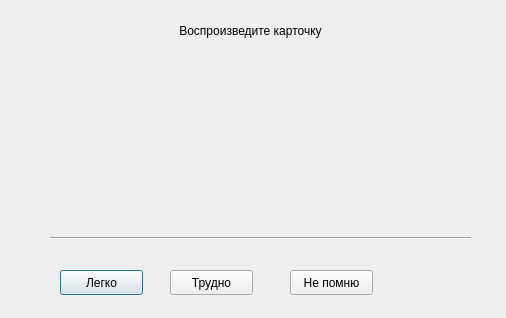
Old version of the form src/ui/qt/learn/repeat_window.ui in the repository RullDeef/kanki.
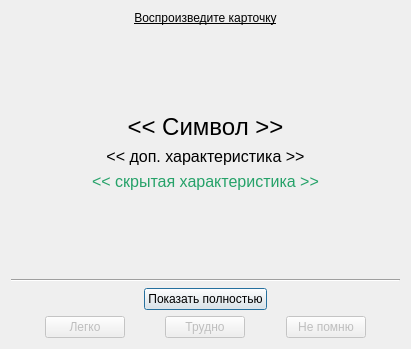
New version of the form.

Diff of the .ui file:
```diff
--- a/src/ui/qt/learn/repeat_window.ui
+++ b/src/ui/qt/learn/repeat_window.ui
@@ -6,81 +6,326 @@
    <rect>
     <x>0</x>
     <y>0</y>
-    <width>506</width>
-    <height>318</height>
+    <width>411</width>
+    <height>349</height>
    </rect>
   </property>
   <property name="windowTitle">
    <string>Dialog</string>
   </property>
-  <widget class="QLabel" name="label">
-   <property name="geometry">
-    <rect>
-     <x>140</x>
-     <y>10</y>
-     <width>221</width>
-     <height>41</height>
-    </rect>
-   </property>
-   <property name="text">
-    <string>Воспроизведите карточку</string>
-   </property>
-   <property name="alignment">
-    <set>Qt::AlignCenter</set>
-   </property>
-  </widget>
-  <widget class="Line" name="line">
-   <property name="geometry">
-    <rect>
-     <x>50</x>
-     <y>230</y>
-     <width>421</width>
-     <height>16</height>
-    </rect>
-   </property>
-   <property name="orientation">
-    <enum>Qt::Horizontal</enum>
-   </property>
-  </widget>
-  <widget class="QPushButton" name="pushButton">
-   <property name="geometry">
-    <rect>
-     <x>60</x>
-     <y>270</y>
-     <width>83</width>
-     <height>25</height>
-    </rect>
-   </property>
-   <property name="text">
-    <string>Легко</string>
-   </property>
-  </widget>
-  <widget class="QPushButton" name="pushButton_2">
-   <property name="geometry">
-    <rect>
-     <x>170</x>
-     <y>270</y>
-     <width>83</width>
-     <height>25</height>
-    </rect>
-   </property>
-   <property name="text">
-    <string>Трудно</string>
-   </property>
-  </widget>
-  <widget class="QPushButton" name="pushButton_3">
-   <property name="geometry">
-    <rect>
-     <x>290</x>
-     <y>270</y>
-     <width>83</width>
-     <height>25</height>
-    </rect>
-   </property>
-   <property name="text">
-    <string>Не помню</string>
-   </property>
-  </widget>
+  <layout class="QVBoxLayout" name="verticalLayout_2">
+   <item>
+    <widget class="QLabel" name="label">
+     <property name="font">
+      <font>
+       <underline>true</underline>
+      </font>
+     </property>
+     <property name="text">
+      <string>Воспроизведите карточку</string>
+     </property>
+     <property name="alignment">
+      <set>Qt::AlignCenter</set>
+     </property>
+    </widget>
+   </item>
+   <item>
+    <layout class="QVBoxLayout" name="verticalLayout">
+     <item>
+      <spacer name="verticalSpacer_2">
+       <property name="orientation">
+        <enum>Qt::Vertical</enum>
+       </property>
+       <property name="sizeHint" stdset="0">
+        <size>
+         <width>20</width>
+         <height>40</height>
+        </size>
+       </property>
+      </spacer>
+     </item>
+     <item>
+      <widget class="QLabel" name="symbolLabel">
+       <property name="font">
+        <font>
+         <pointsize>18</pointsize>
+        </font>
+       </property>
+       <property name="text">
+        <string>&lt;&lt; Символ &gt;&gt;</string>
+       </property>
+       <property name="alignment">
+        <set>Qt::AlignCenter</set>
+       </property>
+      </widget>
+     </item>
+     <item>
+      <widget class="QLabel" name="visibleLabel">
+       <property name="font">
+        <font>
+         <pointsize>12</pointsize>
+        </font>
+       </property>
+       <property name="text">
+        <string>&lt;&lt; доп. характеристика &gt;&gt;</string>
+       </property>
+       <property name="alignment">
+        <set>Qt::AlignCenter</set>
+       </property>
+      </widget>
+     </item>
+     <item>
+      <widget class="QLabel" name="hiddenLabel">
+       <property name="palette">
+        <palette>
+         <active>
+          <colorrole role="WindowText">
+           <brush brushstyle="SolidPattern">
+            <color alpha="255">
+             <red>38</red>
+             <green>162</green>
+             <blue>105</blue>
+            </color>
+           </brush>
+          </colorrole>
+          <colorrole role="Text">
+           <brush brushstyle="SolidPattern">
+            <color alpha="255">
+             <red>38</red>
+             <green>162</green>
+             <blue>105</blue>
+            </color>
+           </brush>
+          </colorrole>
+          <colorrole role="PlaceholderText">
+           <brush brushstyle="SolidPattern">
+            <color alpha="128">
+             <red>38</red>
+             <green>162</green>
+             <blue>105</blue>
+            </color>
+           </brush>
+          </colorrole>
+         </active>
+         <inactive>
+          <colorrole role="WindowText">
+           <brush brushstyle="SolidPattern">
+            <color alpha="255">
+             <red>38</red>
+             <green>162</green>
+             <blue>105</blue>
+            </color>
+           </brush>
+          </colorrole>
+          <colorrole role="Text">
+           <brush brushstyle="SolidPattern">
+            <color alpha="255">
+             <red>38</red>
+             <green>162</green>
+             <blue>105</blue>
+            </color>
+           </brush>
+          </colorrole>
+          <colorrole role="PlaceholderText">
+           <brush brushstyle="SolidPattern">
+            <color alpha="128">
+             <red>38</red>
+             <green>162</green>
+             <blue>105</blue>
+            </color>
+           </brush>
+          </colorrole>
+         </inactive>
+         <disabled>
+          <colorrole role="WindowText">
+           <brush brushstyle="SolidPattern">
+            <color alpha="255">
+             <red>190</red>
+             <green>190</green>
+             <blue>190</blue>
+            </color>
+           </brush>
+          </colorrole>
+          <colorrole role="Text">
+           <brush brushstyle="SolidPattern">
+            <color alpha="255">
+             <red>190</red>
+             <green>190</green>
+             <blue>190</blue>
+            </color>
+           </brush>
+          </colorrole>
+          <colorrole role="PlaceholderText">
+           <brush brushstyle="SolidPattern">
+            <color alpha="128">
+             <red>0</red>
+             <green>0</green>
+             <blue>0</blue>
+            </color>
+           </brush>
+          </colorrole>
+         </disabled>
+        </palette>
+       </property>
+       <property name="font">
+        <font>
+         <pointsize>12</pointsize>
+        </font>
+       </property>
+       <property name="text">
+        <string>&lt;&lt; скрытая характеристика &gt;&gt;</string>
+       </property>
+       <property name="alignment">
+        <set>Qt::AlignCenter</set>
+       </property>
+      </widget>
+     </item>
+     <item>
+      <spacer name="verticalSpacer">
+       <property name="orientation">
+        <enum>Qt::Vertical</enum>
+       </property>
+       <property name="sizeHint" stdset="0">
+        <size>
+         <width>20</width>
+         <height>40</height>
+        </size>
+       </property>
+      </spacer>
+     </item>
+    </layout>
+   </item>
+   <item>
+    <widget class="Line" name="line">
+     <property name="orientation">
+      <enum>Qt::Horizontal</enum>
+     </property>
+    </widget>
+   </item>
+   <item>
+    <layout class="QHBoxLayout" name="horizontalLayout_2">
+     <item>
+      <spacer name="horizontalSpacer_6">
+       <property name="orientation">
+        <enum>Qt::Horizontal</enum>
+       </property>
+       <property name="sizeHint" stdset="0">
+        <size>
+         <width>40</width>
+         <height>20</height>
+        </size>
+       </property>
+      </spacer>
+     </item>
+     <item>
+      <widget class="QPushButton" name="showCardButton">
+       <property name="text">
+        <string>Показать полностью</string>
+       </property>
+      </widget>
+     </item>
+     <item>
+      <spacer name="horizontalSpacer_5">
+       <property name="orientation">
+        <enum>Qt::Horizontal</enum>
+       </property>
+       <property name="sizeHint" stdset="0">
+        <size>
+         <width>40</width>
+         <height>20</height>
+        </size>
+       </property>
+      </spacer>
+     </item>
+    </layout>
+   </item>
+   <item>
+    <layout class="QHBoxLayout" name="horizontalLayout">
+     <item>
+      <spacer name="horizontalSpacer">
+       <property name="orientation">
+        <enum>Qt::Horizontal</enum>
+       </property>
+       <property name="sizeHint" stdset="0">
+        <size>
+         <width>40</width>
+         <height>20</height>
+        </size>
+       </property>
+      </spacer>
+     </item>
+     <item>
+      <widget class="QPushButton" name="easyButton">
+       <property name="enabled">
+        <bool>false</bool>
+       </property>
+       <property name="text">
+        <string>Легко</string>
+       </property>
+      </widget>
+     </item>
+     <item>
+      <spacer name="horizontalSpacer_2">
+       <property name="orientation">
+        <enum>Qt::Horizontal</enum>
+       </property>
+       <property name="sizeHint" stdset="0">
+        <size>
+         <width>40</width>
+         <height>20</height>
+        </size>
+       </property>
+      </spacer>
+     </item>
+     <item>
+      <widget class="QPushButton" name="goodButton">
+       <property name="enabled">
+        <bool>false</bool>
+       </property>
+       <property name="text">
+        <string>Трудно</string>
+       </property>
+      </widget>
+     </item>
+     <item>
+      <spacer name="horizontalSpacer_3">
+       <property name="orientation">
+        <enum>Qt::Horizontal</enum>
+       </property>
+       <property name="sizeHint" stdset="0">
+        <size>
+         <width>40</width>
+         <height>20</height>
+        </size>
+       </property>
+      </spacer>
+     </item>
+     <item>
+      <widget class="QPushButton" name="againButton">
+       <property name="enabled">
+        <bool>false</bool>
+       </property>
+       <property name="text">
+        <string>Не помню</string>
+       </property>
+      </widget>
+     </item>
+     <item>
+      <spacer name="horizontalSpacer_4">
+       <property name="orientation">
+        <enum>Qt::Horizontal</enum>
+       </property>
+       <property name="sizeHint" stdset="0">
+        <size>
+         <width>40</width>
+         <height>20</height>
+        </size>
+       </property>
+      </spacer>
+     </item>
+    </layout>
+   </item>
+  </layout>
  </widget>
  <resources/>
  <connections/>
```
Left out of the diff: 2 changed lines with no effect on the pictures.
